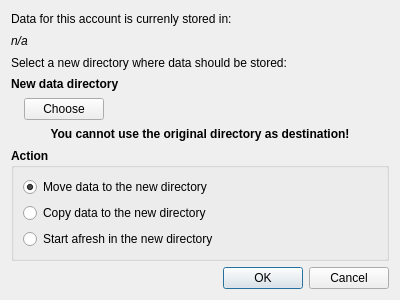
First picture: the form in src/gui/ui/dlg_change_directory.ui, repository psakar/datovka, before the edit.
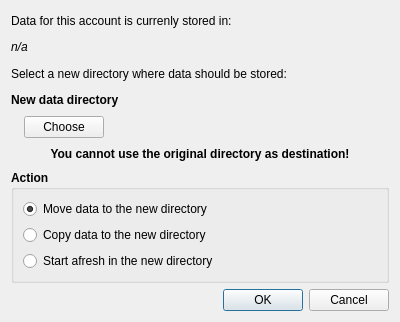
Second picture: the form after the edit.

Commit message: Set element order in some dialogs

The edit to the form file:
```diff
--- a/src/gui/ui/dlg_change_directory.ui
+++ b/src/gui/ui/dlg_change_directory.ui
@@ -7,7 +7,7 @@
     <x>0</x>
     <y>0</y>
     <width>400</width>
-    <height>300</height>
+    <height>322</height>
    </rect>
   </property>
   <property name="windowTitle">
```
Left out of the diff: 6 changed lines with no effect on the pictures. The commit also changes 5 other files.
